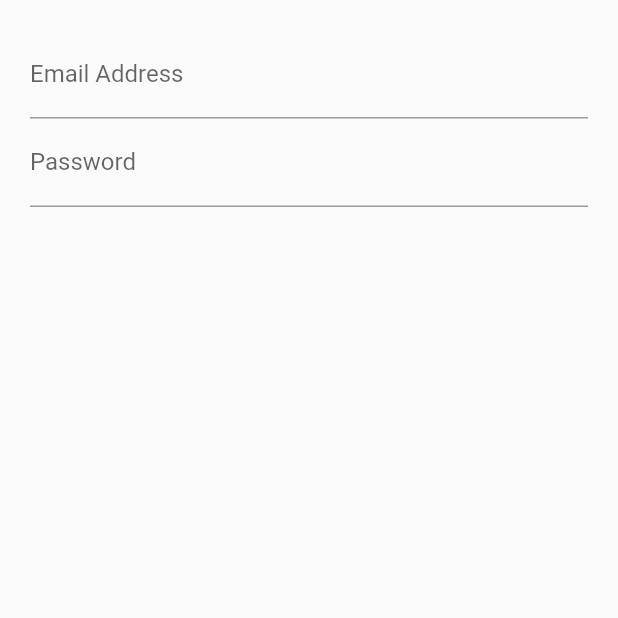
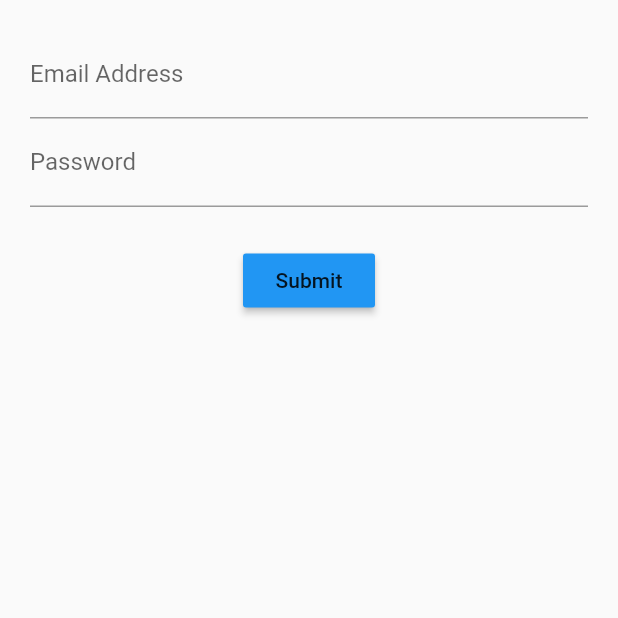
Before and after one commit to giants415/flutter_login, a Flutter app: the screen it shows after launch, on a phone screen of 412 x 824 dp, the top half of it. Run offline on Flutter 3.47's test engine with Material 2 defaults, Android fonts, the phone set to English and light mode, and no system bars.

Commit message:
refactors to include container for margin

```diff
--- a/lib/src/screens/login_screen.dart
+++ b/lib/src/screens/login_screen.dart
@@ -14,8 +14,9 @@ class LoginScreenState extends State<LoginScreen> {
         child: Column(
           children: [
             emailField(),
-            passwordField()
-            // submitButton()
+            passwordField(),
+            Container(margin: EdgeInsets.only(top: 25.0)),
+            submitButton()
           ]
         )
       ),
@@ -43,6 +44,10 @@ class LoginScreenState extends State<LoginScreen> {
   }
 
   Widget submitButton() {
-
+    return RaisedButton(
+      color: Colors.blue,
+      child: Text('Submit'),
+      onPressed: () {},
+    );
   }
 }
```
